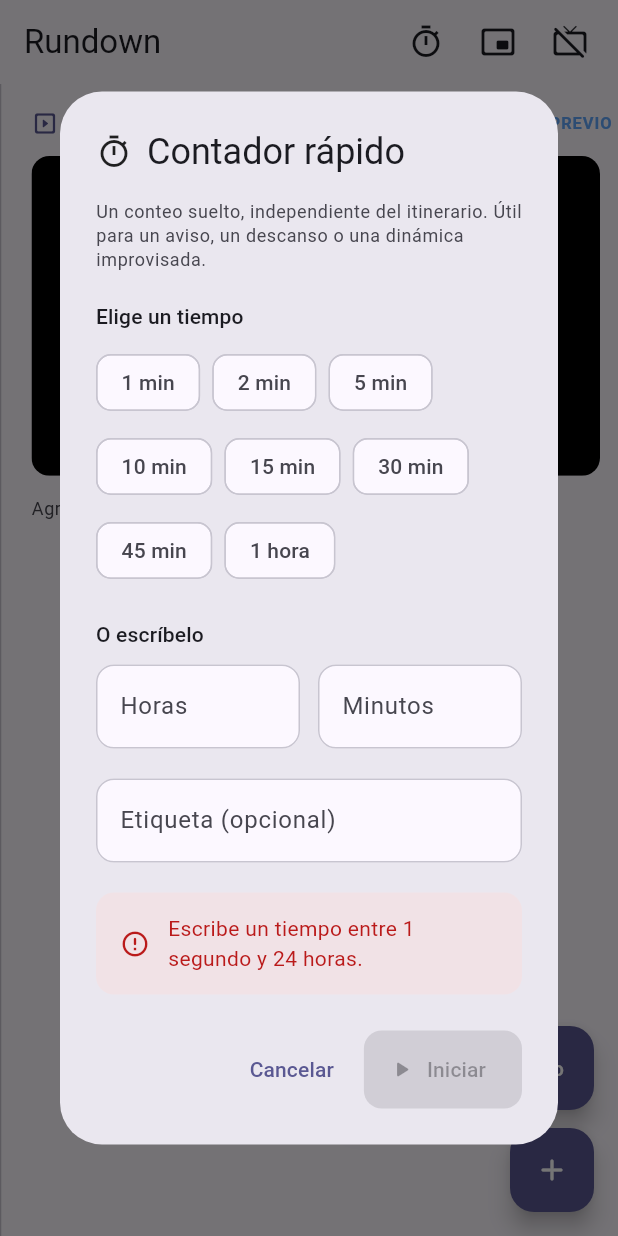
After one commit to edensfj/rundown-timer, a Flutter app: the screen it shows after launch, after a tap on the "timer" icon, on a phone screen of 412 x 824 dp. The commit adds this screen. Run offline on Flutter 3.47's test engine with Material 3 defaults, Android fonts, the phone set to English and light mode, and no system bars; our stand-ins replace flutter_riverpod, hive_ce_flutter, wakelock_plus; missing offline and left inert: screen_retriever, window_manager; accounts and stored records are empty.

Commit message:
feat: contador rápido independiente y app arranca vacía
App vacía:
- Se elimina la siembra automática del itinerario de ejemplo en el primer
  arranque. Al instalar, la app no trae ningún dato.
- El ejemplo sigue disponible, pero solo si el usuario lo pide: botón
  'Cargar itinerario de ejemplo' en el estado vacío.

Contador rápido (fuera del itinerario):
- Diálogo con presets (1/2/5/10/15/30/45 min, 1 h) o campos de horas y minutos,
  y etiqueta opcional. Valida entre 1 segundo y 24 horas.
- Reutiliza el motor del escenario en vez de duplicarlo: se construye un
  cronograma VIRTUAL de una sola actividad con hora de fin explícita, así el
  countdown, las fases, la alerta roja y los controles funcionan sin cambios.
- quickTimerProvider es la única fuente de verdad del modo: con contador
  configurado el escenario lo proyecta a él; al limpiarlo vuelve al itinerario.
- runShowProvider ahora depende de stageSourceIdProvider, así que el estado se
  reinicia al cambiar de fuente y no queda apuntando a un índice inexistente.
- Botones -1 min / +1 min en los controles: mueven el reloj efectivo, no la hora
  de fin, así que sirven igual para el itinerario y para el contador.
- Cabecera 'CONTADOR RÁPIDO' y pie 'Contador independiente del itinerario'.
- En la vista previa, aviso de contador activo con botón 'Al itinerario'.

ci: arregla el chequeo de Release que dejaba el paso en rojo

gh release view devuelve 1 si la Release no existe, y GitHub añade
'exit $LASTEXITCODE' al final de cada paso pwsh, así que el paso fallaba aunque
el caso estuviera tratado. Se añade 'exit 0' explícito y se mueven los artifacts
antes de la publicación, para que un fallo al publicar no cueste el build.

```diff
--- a/lib/main.dart
+++ b/lib/main.dart
@@ -16,8 +16,8 @@ Future<void> main() async {
   await initializeDateFormatting('es', null);
 
   // Las cajas se abren antes de correr la app: el repositorio es sincrónico.
+  // La app arranca VACÍA: no se precarga ningún itinerario.
   await initHive();
-  await seedSampleRundownIfNeeded();
 
   // Ventana de escritorio: tamaño inicial, tamaño mínimo y centrado.
   await windowManager.ensureInitialized();
--- a/lib/src/state/countdown_provider.dart
+++ b/lib/src/state/countdown_provider.dart
@@ -4,6 +4,7 @@ import '../models/countdown_phase.dart';
 import '../models/countdown_snapshot.dart';
 import '../models/scheduled_activity.dart';
 import 'clock_provider.dart';
+import 'quick_timer_provider.dart';
 import 'run_show_provider.dart';
 import 'schedule_provider.dart';
 
@@ -15,6 +16,7 @@ final countdownProvider = Provider<CountdownSnapshot>((ref) {
   final now = ref.watch(clockProvider);
   final schedule = ref.watch(activeScheduleProvider);
   final run = ref.watch(runShowProvider);
+  final isQuickTimer = ref.watch(quickTimerProvider) != null;
 
   if (schedule.isEmpty) return const CountdownSnapshot.empty();
 
@@ -37,6 +39,7 @@ final countdownProvider = Provider<CountdownSnapshot>((ref) {
       remaining: first.startTime.difference(effectiveNow),
       phase: CountdownPhase.preShow,
       isPaused: run.isPaused,
+      isQuickTimer: isQuickTimer,
       startTime: first.startTime,
     );
   } else {
@@ -60,6 +63,7 @@ final countdownProvider = Provider<CountdownSnapshot>((ref) {
       isPaused: run.isPaused,
       isAutomatic: run.isAutomatic,
       isFinished: true,
+      isQuickTimer: isQuickTimer,
       startTime: current.startTime,
     );
   }
@@ -75,6 +79,7 @@ final countdownProvider = Provider<CountdownSnapshot>((ref) {
     phase: countdownPhaseFor(remaining),
     isPaused: run.isPaused,
     isAutomatic: run.isAutomatic,
+    isQuickTimer: isQuickTimer,
     startTime: current.startTime,
   );
 });
--- /dev/null
+++ b/lib/src/state/quick_timer_provider.dart
@@ -0,0 +1,41 @@
+import 'package:flutter_riverpod/flutter_riverpod.dart';
+
+import '../core/ids.dart';
+import '../core/time_formatters.dart';
+import '../models/quick_timer.dart';
+
+/// Contador suelto activo, o `null` si el escenario debe seguir el itinerario.
+///
+/// Es la **única fuente de verdad** del modo: mientras haya un temporizador
+/// configurado, el escenario lo proyecta a él; al limpiarlo vuelve solo al
+/// cronograma. No hace falta un provider de "modo" aparte.
+class QuickTimerNotifier extends Notifier<QuickTimerConfig?> {
+  @override
+  QuickTimerConfig? build() => null;
+
+  /// Arranca un contador nuevo, reemplazando el que hubiera.
+  void start({required Duration duration, String? label}) {
+    final clean = label?.trim() ?? '';
+    state = QuickTimerConfig(
+      id: newId(),
+      label: clean.isEmpty ? _defaultLabel(duration) : clean,
+      duration: duration,
+      startedAt: DateTime.now(),
+    );
+  }
+
+  /// Vuelve al itinerario programado.
+  void clear() => state = null;
+
+  static String _defaultLabel(Duration duration) =>
+      'Contador · ${TimeFormatters.humanDuration(duration)}';
+}
+
+final quickTimerProvider =
+    NotifierProvider<QuickTimerNotifier, QuickTimerConfig?>(
+  QuickTimerNotifier.new,
+);
+
+/// Rango razonable para un contador rápido: de 1 segundo a 24 horas.
+const Duration kQuickTimerMin = Duration(seconds: 1);
+const Duration kQuickTimerMax = Duration(hours: 24);
--- a/lib/src/state/run_show_provider.dart
+++ b/lib/src/state/run_show_provider.dart
@@ -7,14 +7,14 @@ import 'schedule_provider.dart';
 
 /// Estado del temporizador del modo escenario.
 ///
-/// Depende de `activeDayProvider`: al cambiar de día el notifier se reconstruye
-/// y el estado vuelve a cero, así que nunca queda apuntando a un índice que ya
-/// no existe.
+/// Depende de `stageSourceIdProvider`: al cambiar de fuente (de día o entre
+/// itinerario y contador) el notifier se reconstruye y el estado vuelve a cero,
+/// así que nunca queda apuntando a un índice que ya no existe.
 class RunShowNotifier extends Notifier<RunShowState> {
   @override
   RunShowState build() {
-    final day = ref.watch(activeDayProvider);
-    return RunShowState(dayId: day?.id);
+    final source = ref.watch(stageSourceIdProvider);
+    return RunShowState(sourceId: source);
   }
 
   List<ScheduledActivity> get _schedule => ref.read(activeScheduleProvider);
@@ -78,6 +78,15 @@ class RunShowNotifier extends Notifier<RunShowState> {
 
   void resumeEvent() => state = state.copyWith(eventFinished: false);
 
+  /// Suma (o resta, con delta negativo) tiempo al conteo en curso.
+  ///
+  /// Funciona desplazando el reloj efectivo, no la hora de fin, así que sirve
+  /// igual para el itinerario y para un contador suelto: si alguien necesita
+  /// dos minutos más, el fin programado no se toca, solo se corre el tiempo.
+  void addTime(Duration delta) {
+    state = state.copyWith(offset: state.offset + delta);
+  }
+
   /// Índice efectivo: el manual si lo hay, si no el que deduce el reloj.
   int _currentIndex() {
     final schedule = _schedule;
--- a/lib/src/state/schedule_provider.dart
+++ b/lib/src/state/schedule_provider.dart
@@ -1,9 +1,11 @@
 import 'package:flutter_riverpod/flutter_riverpod.dart';
 
 import '../core/app_config.dart';
+import '../models/activity_item.dart';
 import '../models/event_day.dart';
 import '../models/scheduled_activity.dart';
 import 'clock_provider.dart';
+import 'quick_timer_provider.dart';
 import 'rundown_provider.dart';
 import 'selected_day_provider.dart';
 
@@ -27,13 +29,41 @@ final activeDayProvider = Provider<EventDay?>((ref) {
 /// Id del día actualmente en edición (o `null` si no hay días).
 final activeDayIdProvider = Provider<String?>((ref) => ref.watch(activeDayProvider)?.id);
 
-/// Cronograma del día activo con las horas de fin ya inferidas.
+/// Identifica **de dónde sale lo que se está proyectando**: el itinerario del
+/// día o un contador suelto.
 ///
-/// No depende del reloj, así que su valor se cachea y solo se recalcula cuando
-/// cambian las actividades o el día.
+/// El estado del escenario observa este valor para reiniciarse cuando la fuente
+/// cambia. Sin esto, al pasar de un contador al itinerario el índice guardado
+/// podría apuntar a una actividad que ya no existe.
+final stageSourceIdProvider = Provider<String?>((ref) {
+  final quick = ref.watch(quickTimerProvider);
+  if (quick != null) return 'quick:${quick.id}';
+  return 'day:${ref.watch(activeDayProvider)?.id}';
+});
+
+/// Cronograma que se está proyectando, con las horas de fin ya inferidas.
+///
+/// Con un contador rápido activo se construye un **cronograma virtual de una
+/// sola actividad**: así todo el motor del escenario (countdown, fases, alerta
+/// roja, pausa, reinicio) funciona igual sin duplicar una línea de lógica.
 final activeScheduleProvider = Provider<List<ScheduledActivity>>((ref) {
+  final quick = ref.watch(quickTimerProvider);
+
+  if (quick != null) {
+    return resolveSchedule([
+      ActivityItem(
+        id: quick.id,
+        title: quick.label,
+        startTime: quick.startedAt,
+        // Con hora de fin explícita, la duración pedida manda.
+        endTime: quick.endsAt,
+      ),
+    ]);
+  }
+
   final day = ref.watch(activeDayProvider);
   if (day == null) return const [];
+
   return resolveSchedule(
     day.activities,
     lastDuration: AppConfig.defaultLastActivityDuration,
--- a/lib/src/ui/screens/dashboard_screen.dart
+++ b/lib/src/ui/screens/dashboard_screen.dart
@@ -2,6 +2,7 @@ import 'package:flutter/material.dart';
 import 'package:flutter_riverpod/flutter_riverpod.dart';
 
 import '../../core/ids.dart';
+import '../../data/sample_rundown.dart';
 import '../../models/activity_item.dart';
 import '../../models/event_day.dart';
 import '../../state/displays_provider.dart';
@@ -12,6 +13,7 @@ import '../widgets/activity_card.dart';
 import '../widgets/activity_form_drawer.dart';
 import '../widgets/day_selector.dart';
 import '../widgets/live_clock_header.dart';
+import '../widgets/quick_timer_dialog.dart';
 import '../widgets/screen_picker_dialog.dart';
 import '../widgets/stage_preview_panel.dart';
 import 'run_show_screen.dart';
@@ -30,6 +32,11 @@ class DashboardScreen extends ConsumerWidget {
       appBar: AppBar(
         title: const Text('Rundown'),
         actions: [
+          IconButton(
+            onPressed: () => _addQuickTimer(context, ref),
+            tooltip: 'Contador rápido (fuera del itinerario)',
+            icon: const Icon(Icons.timer_outlined),
+          ),
           IconButton(
             onPressed: () =>
                 ref.read(previewVisibleProvider.notifier).toggle(),
@@ -231,6 +238,13 @@ class DashboardScreen extends ConsumerWidget {
       MaterialPageRoute(builder: (_) => const RunShowScreen()),
     );
   }
+
+  /// Configura un contador suelto y abre el escenario con él.
+  Future<void> _addQuickTimer(BuildContext context, WidgetRef ref) async {
+    final started = await QuickTimerDialog.show(context);
+    if (!started || !context.mounted) return;
+    _openRunShow(context);
+  }
 }
 
 /// Acción de la AppBar para elegir en qué pantalla se proyectará el escenario.
@@ -317,44 +331,76 @@ class _EmptyState extends ConsumerWidget {
     final scheme = theme.colorScheme;
 
     return Center(
-      child: Padding(
+      child: SingleChildScrollView(
         padding: const EdgeInsets.all(32),
         child: Column(
           mainAxisSize: MainAxisSize.min,
           children: [
             Icon(Icons.event_note_rounded, size: 72, color: scheme.outline),
             const SizedBox(height: 20),
-            Text('Aún no hay días', style: theme.textTheme.titleLarge),
+            Text('Sin itinerario todavía', style: theme.textTheme.titleLarge),
             const SizedBox(height: 8),
             Text(
-              'Crea el primer día del evento para empezar a armar su itinerario.',
+              'Crea el primer día del evento, o lanza un contador suelto si '
+              'solo necesitas medir un tiempo.',
               textAlign: TextAlign.center,
               style: theme.textTheme.bodyMedium
                   ?.copyWith(color: scheme.onSurfaceVariant),
             ),
             const SizedBox(height: 24),
             SizedBox(
-              width: double.infinity,
+              width: 320,
               child: FilledButton.icon(
-                onPressed: () {
-                  final messenger = ScaffoldMessenger.of(context);
-                  final now = DateTime.now();
-                  ref.read(rundownProvider.notifier).addDay(
-                        name: 'Día 1',
-                        date: DateTime(now.year, now.month, now.day),
-                        id: newId(),
-                      );
-                  messenger.showSnackBar(
-                    const SnackBar(content: Text('Día creado')),
-                  );
-                },
+                onPressed: () => _crearDia(context, ref),
                 icon: const Icon(Icons.add_rounded),
                 label: const Text('Crear día'),
               ),
             ),
+            const SizedBox(height: 10),
+            SizedBox(
+              width: 320,
+              child: OutlinedButton.icon(
+                onPressed: () async {
+                  final started = await QuickTimerDialog.show(context);
+                  if (!started || !context.mounted) return;
+                  Navigator.of(context).push(
+                    MaterialPageRoute(builder: (_) => const RunShowScreen()),
+                  );
+                },
+                icon: const Icon(Icons.timer_outlined),
+                label: const Text('Contador rápido'),
+              ),
+            ),
+            const SizedBox(height: 28),
+            // Discreto y opcional: la app arranca vacía, pero tener a mano un
+            // itinerario de muestra ayuda a ver el modo escenario funcionando.
+            TextButton.icon(
+              onPressed: () => _cargarEjemplo(context, ref),
+              icon: const Icon(Icons.auto_stories_outlined, size: 18),
+              label: const Text('Cargar itinerario de ejemplo'),
+            ),
           ],
         ),
       ),
+    );
+  }
+
+  void _crearDia(BuildContext context, WidgetRef ref) {
+    final messenger = ScaffoldMessenger.of(context);
+    final now = DateTime.now();
+    ref.read(rundownProvider.notifier).addDay(
+          name: 'Día 1',
+          date: DateTime(now.year, now.month, now.day),
+          id: newId(),
+        );
+    messenger.showSnackBar(const SnackBar(content: Text('Día creado')));
+  }
+
+  Future<void> _cargarEjemplo(BuildContext context, WidgetRef ref) async {
+    final messenger = ScaffoldMessenger.of(context);
+    await ref.read(rundownProvider.notifier).loadDays(buildSampleRundown());
+    messenger.showSnackBar(
+      const SnackBar(content: Text('Itinerario de ejemplo cargado')),
     );
   }
 }
--- /dev/null
+++ b/lib/src/ui/widgets/quick_timer_dialog.dart
@@ -0,0 +1,243 @@
+import 'package:flutter/material.dart';
+import 'package:flutter/services.dart';
+import 'package:flutter_riverpod/flutter_riverpod.dart';
+
+import '../../state/quick_timer_provider.dart';
+
+/// Diálogo para lanzar un contador suelto, fuera del itinerario programado.
+///
+/// Devuelve `true` si el usuario arrancó un contador.
+class QuickTimerDialog extends ConsumerStatefulWidget {
+  const QuickTimerDialog({super.key});
+
+  static Future<bool> show(BuildContext context) async {
+    final started = await showDialog<bool>(
+      context: context,
+      builder: (_) => const QuickTimerDialog(),
+    );
+    return started ?? false;
+  }
+
+  @override
+  ConsumerState<QuickTimerDialog> createState() => _QuickTimerDialogState();
+}
+
+class _QuickTimerDialogState extends ConsumerState<QuickTimerDialog> {
+  /// Presets pensados para lo que de verdad se improvisa en un evento.
+  static const List<Duration> _presets = [
+    Duration(minutes: 1),
+    Duration(minutes: 2),
+    Duration(minutes: 5),
+    Duration(minutes: 10),
+    Duration(minutes: 15),
+    Duration(minutes: 30),
+    Duration(minutes: 45),
+    Duration(hours: 1),
+  ];
+
+  final _horas = TextEditingController();
+  final _minutos = TextEditingController();
+  final _etiqueta = TextEditingController();
+
+  Duration? _seleccion;
+
+  @override
+  void dispose() {
+    _horas.dispose();
+    _minutos.dispose();
+    _etiqueta.dispose();
+    super.dispose();
+  }
+
+  /// Duración efectiva: lo personalizado manda sobre el preset elegido.
+  Duration get _duracion {
+    final h = int.tryParse(_horas.text.trim()) ?? 0;
+    final m = int.tryParse(_minutos.text.trim()) ?? 0;
+    final personalizado = Duration(hours: h, minutes: m);
+
+    if (personalizado > Duration.zero) return personalizado;
+    return _seleccion ?? Duration.zero;
+  }
+
+  bool get _valido {
+    final d = _duracion;
+    return d >= kQuickTimerMin && d <= kQuickTimerMax;
+  }
+
+  void _usarPreset(Duration d) {
+    setState(() {
+      _seleccion = d;
+      // Al elegir preset se limpia lo escrito, para que no haya dos verdades.
+      _horas.clear();
+      _minutos.clear();
+    });
+  }
+
+  void _iniciar() {
+    if (!_valido) return;
+    ref.read(quickTimerProvider.notifier).start(
+          duration: _duracion,
+          label: _etiqueta.text,
+        );
+    Navigator.of(context).pop(true);
+  }
+
+  @override
+  Widget build(BuildContext context) {
+    final theme = Theme.of(context);
+    final scheme = theme.colorScheme;
+
+    return AlertDialog(
+      title: const Row(
+        children: [
+          Icon(Icons.timer_outlined),
+          SizedBox(width: 10),
+          Text('Contador rápido'),
+        ],
+      ),
+      content: SizedBox(
+        width: 520,
+        child: SingleChildScrollView(
+          child: Column(
+            mainAxisSize: MainAxisSize.min,
+            crossAxisAlignment: CrossAxisAlignment.start,
+            children: [
+              Text(
+                'Un conteo suelto, independiente del itinerario. Útil para un '
+                'aviso, un descanso o una dinámica improvisada.',
+                style: theme.textTheme.bodySmall
+                    ?.copyWith(color: scheme.onSurfaceVariant),
+              ),
+              const SizedBox(height: 20),
+
+              Text('Elige un tiempo', style: theme.textTheme.titleSmall),
+              const SizedBox(height: 10),
+              Wrap(
+                spacing: 8,
+                runSpacing: 8,
+                children: [
+                  for (final d in _presets)
+                    ChoiceChip(
+                      label: Text(_etiquetaPreset(d)),
+                      selected: _seleccion == d && _esPersonalizadoVacio,
+                      onSelected: (_) => _usarPreset(d),
+                    ),
+                ],
+              ),
+
+              const SizedBox(height: 22),
+              Text('O escríbelo', style: theme.textTheme.titleSmall),
+              const SizedBox(height: 10),
+              Row(
+                children: [
+                  Expanded(
+                    child: TextField(
+                      controller: _horas,
+                      keyboardType: TextInputType.number,
+                      inputFormatters: [FilteringTextInputFormatter.digitsOnly],
+                      decoration: const InputDecoration(
+                        labelText: 'Horas',
+                        suffixText: 'h',
+                      ),
+                      onChanged: (_) => setState(() => _seleccion = null),
+                      onSubmitted: (_) => _iniciar(),
+                    ),
+                  ),
+                  const SizedBox(width: 12),
+                  Expanded(
+                    child: TextField(
+                      controller: _minutos,
+                      keyboardType: TextInputType.number,
+                      inputFormatters: [FilteringTextInputFormatter.digitsOnly],
+                      decoration: const InputDecoration(
+                        labelText: 'Minutos',
+                        suffixText: 'min',
+                      ),
+                      onChanged: (_) => setState(() => _seleccion = null),
+                      onSubmitted: (_) => _iniciar(),
+                    ),
+                  ),
+                ],
+              ),
+
+              const SizedBox(height: 20),
+              TextField(
+                controller: _etiqueta,
+                textCapitalization: TextCapitalization.sentences,
+                decoration: const InputDecoration(
+                  labelText: 'Etiqueta (opcional)',
+                  hintText: 'Receso, Aviso, Dinámica…',
+                ),
+                onSubmitted: (_) => _iniciar(),
+              ),
+
+              const SizedBox(height: 20),
+              Container(
+                width: double.infinity,
+                padding: const EdgeInsets.symmetric(horizontal: 16, vertical: 14),
+                decoration: BoxDecoration(
+                  color: _valido
+                      ? scheme.primaryContainer.withValues(alpha: 0.45)
+                      : scheme.errorContainer.withValues(alpha: 0.35),
+                  borderRadius: BorderRadius.circular(12),
+                ),
+                child: Row(
+                  children: [
+                    Icon(
+                      _valido ? Icons.timer_outlined : Icons.error_outline_rounded,
+                      size: 20,
+                      color: _valido ? scheme.primary : scheme.error,
+                    ),
+                    const SizedBox(width: 12),
+                    Expanded(
+                      child: Text(
+                        _valido
+                            ? 'Contará ${_resumen(_duracion)} y avisará en rojo al llegar a cero.'
+                            : 'Escribe un tiempo entre 1 segundo y 24 horas.',
+                        style: theme.textTheme.bodyMedium?.copyWith(
+                          color: _valido ? scheme.onSurface : scheme.error,
+                        ),
+                      ),
+                    ),
+                  ],
+                ),
+              ),
+            ],
+          ),
+        ),
+      ),
+      actions: [
+        TextButton(
+          onPressed: () => Navigator.of(context).pop(false),
+          child: const Text('Cancelar'),
+        ),
+        FilledButton.icon(
+          onPressed: _valido ? _iniciar : null,
+          icon: const Icon(Icons.play_arrow_rounded),
+          label: const Text('Iniciar'),
+        ),
+      ],
+    );
+  }
+
+  bool get _esPersonalizadoVacio =>
+      (_horas.text.trim().isEmpty && _minutos.text.trim().isEmpty);
+
+  static String _etiquetaPreset(Duration d) {
+    if (d.inMinutes < 60) return '${d.inMinutes} min';
+    final h = d.inHours;
+    return h == 1 ? '1 hora' : '$h h';
+  }
+
+  static String _resumen(Duration d) {
+    final h = d.inHours;
+    final m = d.inMinutes % 60;
+    final s = d.inSeconds % 60;
+    final partes = [
+      if (h > 0) '$h h',
+      if (m > 0) '$m min',
+      if (s > 0 && h == 0) '$s s',
+    ];
+    return partes.isEmpty ? 'un instante' : partes.join(' ');
+  }
+}
--- a/lib/src/ui/widgets/stage_preview_panel.dart
+++ b/lib/src/ui/widgets/stage_preview_panel.dart
@@ -4,6 +4,7 @@ import 'package:flutter_riverpod/flutter_riverpod.dart';
 import '../../core/time_formatters.dart';
 import '../../models/countdown_phase.dart';
 import '../../state/countdown_provider.dart';
+import '../../state/quick_timer_provider.dart';
 import '../../state/run_show_provider.dart';
 import 'stage_view.dart';
 
@@ -148,12 +149,40 @@ class _PreviewDetails extends ConsumerWidget {
     }
 
     final current = snapshot.current!.item;
+    final quick = ref.watch(quickTimerProvider) != null;
 
     return Padding(
       padding: const EdgeInsets.fromLTRB(20, 0, 20, 16),
       child: Column(
         crossAxisAlignment: CrossAxisAlignment.start,
         children: [
+          if (quick) ...[
+            Row(
+              children: [
+                Expanded(
+                  child: Text(
+                    'Contador rápido activo',
+                    style: theme.textTheme.labelMedium?.copyWith(
+                      color: scheme.primary,
+                      fontWeight: FontWeight.w700,
+                    ),
+                  ),
+                ),
+                TextButton.icon(
+                  onPressed: () {
+                    ref.read(quickTimerProvider.notifier).clear();
+                    ref.read(runShowProvider.notifier).followClock();
+                  },
+                  icon: const Icon(Icons.event_note_rounded, size: 16),
+                  label: const Text('Al itinerario'),
+                  style: TextButton.styleFrom(
+                    visualDensity: VisualDensity.compact,
+                  ),
+                ),
+              ],
+            ),
+            const SizedBox(height: 2),
+          ],
           Text(
             current.title,
             maxLines: 1,
@@ -164,7 +193,7 @@ class _PreviewDetails extends ConsumerWidget {
           const SizedBox(height: 2),
           Text(
             [
-              'Actividad ${snapshot.index + 1} de ${snapshot.total}',
+              if (!quick) 'Actividad ${snapshot.index + 1} de ${snapshot.total}',
               if (snapshot.next != null)
                 'siguiente ${TimeFormatters.time(snapshot.next!.startTime)}',
             ].join('  ·  '),
```
Also changed, not shown: lib/src/data/hive_boxes.dart (+0 -24 lines), lib/src/models/countdown_snapshot.dart (+8 -0 lines), lib/src/models/quick_timer.dart (added, +44 -0 lines), lib/src/models/run_show_state.dart (+7 -7 lines), lib/src/state/rundown_provider.dart (+10 -0 lines), lib/src/ui/screens/run_show_screen.dart (+7 -0 lines), lib/src/ui/widgets/next_activity_banner.dart (+10 -2 lines), lib/src/ui/widgets/run_show_controls.dart (+27 -0 lines), lib/src/ui/widgets/stage_view.dart (+5 -3 lines), 1 other file.
